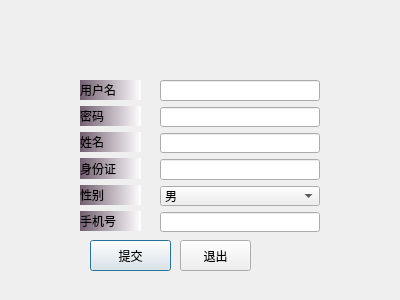
Above: signup.ui from TommyLee96/flight-management before the change. Below: the same form after it.
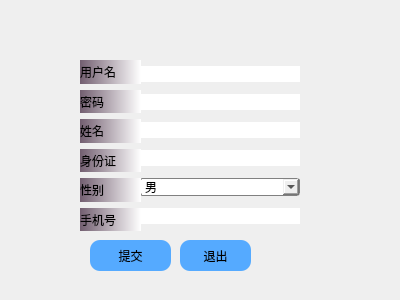
That is the form after the change. Icons and pictures are not drawn.

The edit to the form file:
```diff
--- a/signup.ui
+++ b/signup.ui
@@ -23,7 +23,12 @@
     </rect>
    </property>
    <property name="styleSheet">
-    <string notr="true">font: 12pt &quot;Arial&quot;;
+    <string notr="true"> border-style:solid;  
+       background: transparent;  
+       background-color: rgb(85, 170, 255); 
+         font: 12pt &quot;微软雅黑&quot;;
+        
+        border-radius: 10px;  
 </string>
    </property>
    <property name="text">
@@ -40,8 +45,13 @@
     </rect>
    </property>
    <property name="styleSheet">
-    <string notr="true">
-font: 12pt &quot;Arial&quot;;</string>
+    <string notr="true"> border-style:solid;  
+       background: transparent;  
+       background-color: rgb(85, 170, 255); 
+         font: 12pt &quot;微软雅黑&quot;;
+        
+        border-radius: 10px;  
+</string>
    </property>
    <property name="text">
     <string>退出</string>
@@ -50,27 +60,89 @@
   <widget class="QWidget" name="verticalLayoutWidget">
    <property name="geometry">
     <rect>
-     <x>160</x>
-     <y>80</y>
+     <x>140</x>
+     <y>60</y>
      <width>160</width>
-     <height>152</height>
+     <height>173</height>
     </rect>
    </property>
    <layout class="QVBoxLayout" name="verticalLayout">
     <item>
-     <widget class="QLineEdit" name="lineEdit_id"/>
+     <widget class="QLineEdit" name="lineEdit_id">
+      <property name="styleSheet">
+       <string notr="true">
+       border-style: solid; 
+       background: transparent;  
+       background-color:#FFFFFF; 
+         
+
+
+ 
+  font: 12pt &quot;微软雅黑&quot;;
+        
+        border-radius: 10px;  </string>
+      </property>
+     </widget>
     </item>
     <item>
-     <widget class="QLineEdit" name="lineEdit_password"/>
+     <widget class="QLineEdit" name="lineEdit_password">
+      <property name="styleSheet">
+       <string notr="true">
+       border-style: solid; 
+       background: transparent;  
+       background-color:#FFFFFF; 
+         
+
+
+ 
+  font: 12pt &quot;微软雅黑&quot;;
+        
+        border-radius: 10px;  </string>
+      </property>
+     </widget>
     </item>
     <item>
-     <widget class="QLineEdit" name="lineEdit_username"/>
+     <widget class="QLineEdit" name="lineEdit_username">
+      <property name="styleSheet">
+       <string notr="true">
+       border-style: solid; 
+       background: transparent;  
+       background-color:#FFFFFF; 
+         
+
+
+ 
+  font: 12pt &quot;微软雅黑&quot;;
+        
+        border-radius: 10px;  </string>
+      </property>
+     </widget>
     </item>
     <item>
-     <widget class="QLineEdit" name="lineEdit_useridnum"/>
+     <widget class="QLineEdit" name="lineEdit_useridnum">
+      <property name="styleSheet">
+       <string notr="true">
+       border-style: solid; 
+       background: transparent;  
+       background-color:#FFFFFF; 
+         
+
+
+ 
+  font: 12pt &quot;微软雅黑&quot;;
+        
+        border-radius: 10px;  </string>
+      </property>
+     </widget>
     </item>
     <item>
      <widget class="QComboBox" name="comboBox_usersex">
+      <property name="styleSheet">
+       <string notr="true">border: 1px solid gray;
+font: 14pt &quot;Arial&quot;;
+border-radius: 3px;
+</string>
+      </property>
       <item>
        <property name="text">
         <string>男</string>
@@ -84,7 +156,21 @@
      </widget>
     </item>
     <item>
-     <widget class="QLineEdit" name="lineEdit_usertel"/>
+     <widget class="QLineEdit" name="lineEdit_usertel">
+      <property name="styleSheet">
+       <string notr="true">
+       border-style: solid; 
+       background: transparent;  
+       background-color:#FFFFFF; 
+         
+
+
+ 
+  font: 12pt &quot;微软雅黑&quot;;
+        
+        border-radius: 10px;  </string>
+      </property>
+     </widget>
     </item>
    </layout>
   </widget>
@@ -92,9 +178,9 @@
    <property name="geometry">
     <rect>
      <x>80</x>
-     <y>80</y>
+     <y>60</y>
      <width>61</width>
-     <height>151</height>
+     <height>171</height>
     </rect>
    </property>
    <layout class="QVBoxLayout" name="verticalLayout_2">
```
